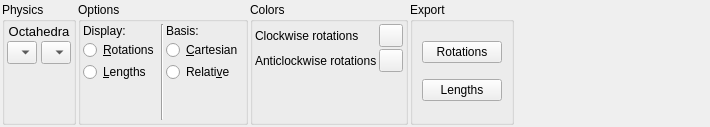
Qt form tabs/localmode.ui (piti-diablotin/qAgate) before a commit.
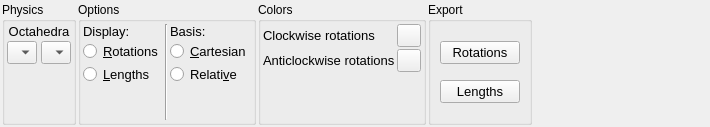
The same form after that commit. Icons and pictures are not drawn.

Commit message: Add icon for macos and improve GUI

The edit to the form file:
```diff
--- a/tabs/localmode.ui
+++ b/tabs/localmode.ui
@@ -179,6 +179,11 @@
       </property>
       <item row="2" column="0">
        <widget class="QRadioButton" name="rotation">
+        <property name="font">
+         <font>
+          <pointsize>10</pointsize>
+         </font>
+        </property>
         <property name="toolTip">
          <string>Display rotations</string>
         </property>
@@ -211,6 +216,11 @@
       </item>
       <item row="2" column="2">
        <widget class="QRadioButton" name="cart">
+        <property name="font">
+         <font>
+          <pointsize>10</pointsize>
+         </font>
+        </property>
         <property name="toolTip">
          <string>Use cartesian axis as reference</string>
         </property>
@@ -230,6 +240,11 @@
       </item>
       <item row="1" column="2">
        <widget class="QLabel" name="basis">
+        <property name="font">
+         <font>
+          <pointsize>10</pointsize>
+         </font>
+        </property>
         <property name="text">
          <string>Basis:</string>
         </property>
@@ -244,6 +259,11 @@
       </item>
       <item row="3" column="0">
        <widget class="QRadioButton" name="length">
+        <property name="font">
+         <font>
+          <pointsize>10</pointsize>
+         </font>
+        </property>
         <property name="toolTip">
          <string>Display lengths</string>
         </property>
@@ -263,6 +283,11 @@
       </item>
       <item row="3" column="2">
        <widget class="QRadioButton" name="rel">
+        <property name="font">
+         <font>
+          <pointsize>10</pointsize>
+         </font>
+        </property>
         <property name="toolTip">
          <string>Use first step as reference</string>
         </property>
@@ -282,6 +307,11 @@
       </item>
       <item row="1" column="0">
        <widget class="QLabel" name="display">
+        <property name="font">
+         <font>
+          <pointsize>10</pointsize>
+         </font>
+        </property>
         <property name="text">
          <string>Display:</string>
         </property>
@@ -313,6 +343,11 @@
       </property>
       <item row="0" column="0">
        <widget class="QLabel" name="clockwiseLabel">
+        <property name="font">
+         <font>
+          <pointsize>10</pointsize>
+         </font>
+        </property>
         <property name="text">
          <string>Clockwise rotations</string>
         </property>
@@ -320,6 +355,11 @@
       </item>
       <item row="1" column="0">
        <widget class="QLabel" name="anticlockwiseLabel">
+        <property name="font">
+         <font>
+          <pointsize>10</pointsize>
+         </font>
+        </property>
         <property name="text">
          <string>Anticlockwise rotations</string>
         </property>
@@ -381,6 +421,11 @@
      <layout class="QVBoxLayout" name="verticalLayout">
       <item>
        <widget class="QPushButton" name="exportRotations">
+        <property name="font">
+         <font>
+          <pointsize>10</pointsize>
+         </font>
+        </property>
         <property name="toolTip">
          <string>Export rotations to file</string>
         </property>
@@ -401,6 +446,11 @@
       </item>
       <item>
        <widget class="QPushButton" name="exportLengths">
+        <property name="font">
+         <font>
+          <pointsize>10</pointsize>
+         </font>
+        </property>
         <property name="toolTip">
          <string>Export lengths to file</string>
         </property>
```
Left out of the diff: 2 changed lines with no effect on the pictures. The commit also changes 4 other files.
